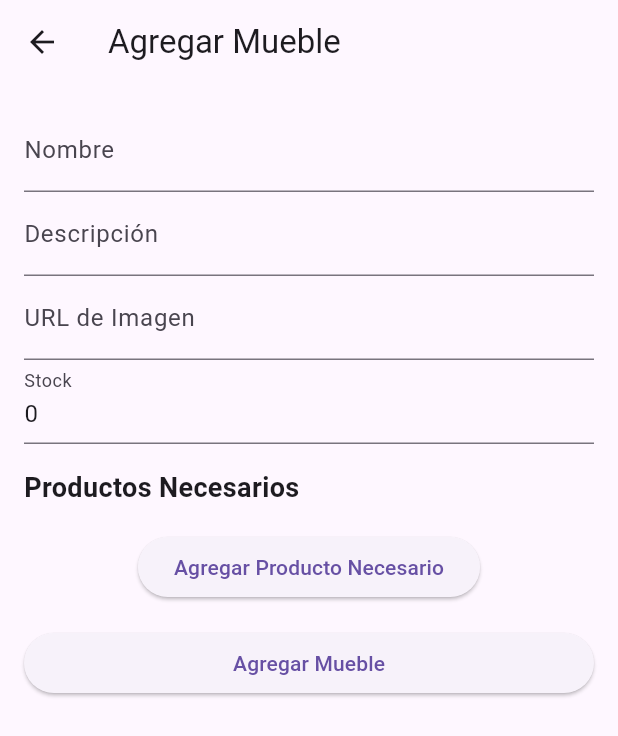
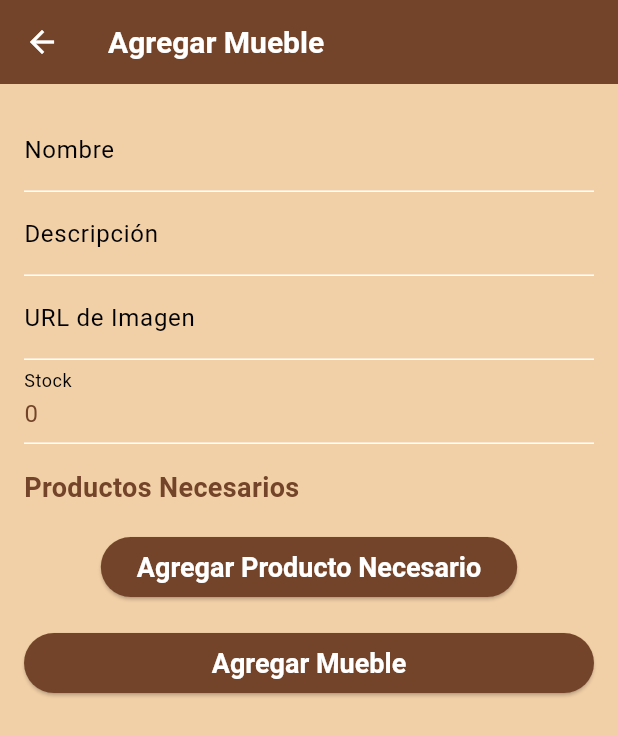
Before and after one commit to MartinCaputti/toolventory_mate, a Flutter app: the screen it shows after launch, item 3 of the bottom bar chosen, after a tap on the "add" icon, on a phone screen of 412 x 824 dp. Shown: the top 736 px of the screen. Run offline on Flutter 3.47's test engine with Material 3 defaults, Android fonts, the phone set to English and light mode, and no system bars; our stand-ins replace cloud_firestore, firebase_core, flutter_svg; accounts and stored records are empty.

Commit message:
Paleta de colores nueva

```diff
--- a/lib/controllers/furniture_controller.dart
+++ b/lib/controllers/furniture_controller.dart
@@ -5,7 +5,7 @@ import '../models/furniture.dart';
 
 class FurnitureController {
   Stream<QuerySnapshot> streamMuebles() {
-    return Mueble.streamAll();
+    return Mueble.collection.orderBy('nombre').snapshots();
   }
 
   Future<void> addMueble(Mueble mueble) async {
--- a/lib/main.dart
+++ b/lib/main.dart
@@ -1,5 +1,4 @@
 //lib/main.dart
-
 import 'package:flutter/material.dart';
 import 'package:firebase_core/firebase_core.dart'; // Importa Firebase
 import 'views/catalog_page.dart'; // Importar CatalogoPage
@@ -18,9 +17,52 @@ class MyApp extends StatelessWidget {
     return MaterialApp(
       title: 'Inventario de Productos',
       theme: ThemeData(
-        primarySwatch: Colors.blue,
+        primaryColor: const Color(0xFF734429),
+        scaffoldBackgroundColor: const Color(0xFFF2D0A7),
+        appBarTheme: const AppBarTheme(
+          backgroundColor: Color(0xFF734429),
+          iconTheme: IconThemeData(color: Colors.white),
+          titleTextStyle: TextStyle(
+            color: Colors.white,
+            fontSize: 20,
+            fontWeight: FontWeight.bold,
+          ),
+        ),
+        bottomNavigationBarTheme: const BottomNavigationBarThemeData(
+          backgroundColor: Color(0xFFF2D0A7),
+          selectedItemColor: Color(0xFF734429),
+          unselectedItemColor: Colors.grey,
+          selectedLabelStyle: TextStyle(fontWeight: FontWeight.bold),
+          unselectedLabelStyle: TextStyle(fontWeight: FontWeight.normal),
+        ),
+        elevatedButtonTheme: ElevatedButtonThemeData(
+          style: ElevatedButton.styleFrom(
+            backgroundColor:
+                const Color(0xFF734429), // Fondo de botones elevados
+            foregroundColor: Colors.white, // Texto de botones elevados
+            textStyle: const TextStyle(
+              fontWeight: FontWeight.bold,
+              fontSize: 18,
+            ),
+          ),
+        ),
+        textTheme: const TextTheme(
+          bodyLarge: TextStyle(color: Color(0xFF734429)),
+          bodyMedium: TextStyle(color: Color(0xFF734429)),
+          titleLarge: TextStyle(
+            color: Color(0xFF734429),
+            fontWeight: FontWeight.bold,
+          ),
+        ),
+        colorScheme: ColorScheme.fromSwatch().copyWith(
+          primary: const Color(0xFF734429),
+          secondary: const Color(0xFFB5838D),
+        ),
       ),
       home: HomePage(), // Definir la pantalla principal
+      routes: {
+        '/furniturePage': (context) => FurniturePage(), // Ruta nombrada
+      },
     );
   }
 }
@@ -49,7 +91,7 @@ class _HomePageState extends State<HomePage> {
   Widget build(BuildContext context) {
     return Scaffold(
       appBar: AppBar(
-        title: Text('Gestión de Inventario'),
+        title: const Text('Gestión de Inventario'),
       ),
       body: _widgetOptions
           .elementAt(_selectedIndex), // Muestra la vista seleccionada
@@ -69,7 +111,10 @@ class _HomePageState extends State<HomePage> {
           ),
         ],
         currentIndex: _selectedIndex,
-        selectedItemColor: Colors.blue,
+        selectedItemColor:
+            Theme.of(context).bottomNavigationBarTheme.selectedItemColor,
+        unselectedItemColor:
+            Theme.of(context).bottomNavigationBarTheme.unselectedItemColor,
         onTap: _onItemTapped,
       ),
     );
```
Also changed, not shown: lib/components/category_card.dart (+11 -4 lines), lib/models/furniture.dart (+8 -1 lines), lib/views/furniture_detail_page.dart (+82 -17 lines).
